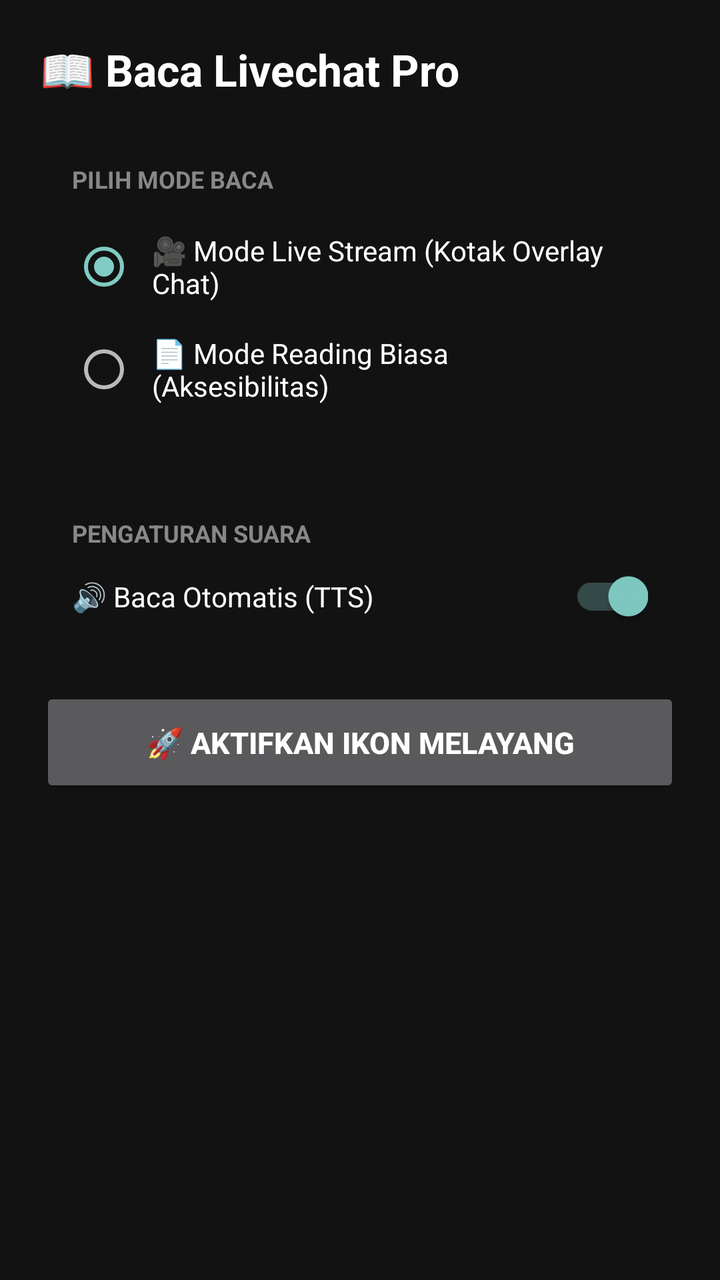
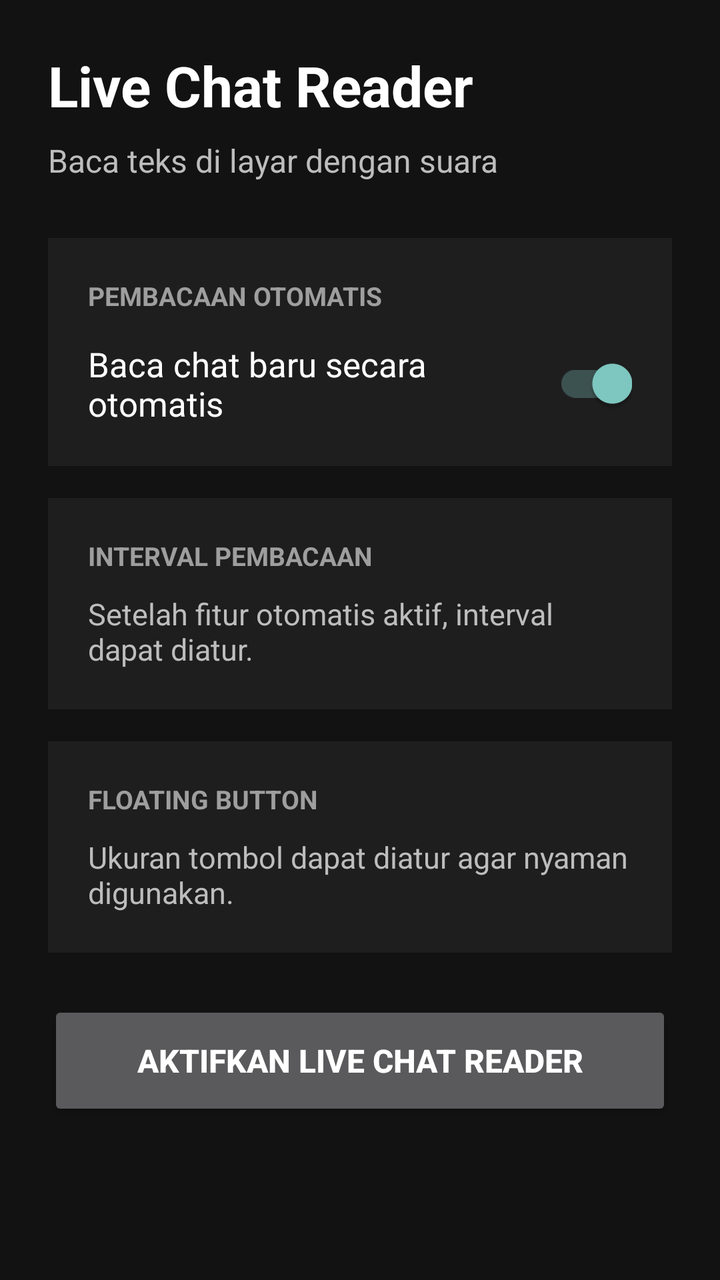

Two renders of the same Android screen: before a commit and after it. Below are the layout's source before the change and the commit's diff.
<!-- AndroidManifest.xml: application theme Theme.AppCompat.NoActionBar -->
<!-- res/layout/activity_main.xml -->
<?xml version="1.0" encoding="utf-8"?>
<ScrollView xmlns:android="http://schemas.android.com/apk/res/android"
    android:layout_width="match_parent"
    android:layout_height="match_parent"
    android:background="#121212"
    android:padding="20dp">

    <LinearLayout
        android:layout_width="match_parent"
        android:layout_height="wrap_content"
        android:orientation="vertical">

        <TextView
            android:layout_width="wrap_content"
            android:layout_height="wrap_content"
            android:text="📖 Baca Livechat Pro"
            android:textColor="#FFFFFF"
            android:textSize="22sp"
            android:textStyle="bold"
            android:layout_marginBottom="16dp"/>

        <LinearLayout
            android:layout_width="match_parent"
            android:layout_height="wrap_content"
            android:orientation="vertical"
            android:padding="16dp"
            android:layout_marginBottom="16dp">

            <TextView
                android:layout_width="wrap_content"
                android:layout_height="wrap_content"
                android:text="PILIH MODE BACA"
                android:textColor="#888888"
                android:textSize="12sp"
                android:textStyle="bold"
                android:layout_marginBottom="10dp"/>

            <RadioGroup
                android:id="@+id/rgMode"
                android:layout_width="match_parent"
                android:layout_height="wrap_content"
                android:orientation="vertical">

                <RadioButton
                    android:id="@+id/rbLiveStream"
                    android:layout_width="match_parent"
                    android:layout_height="wrap_content"
                    android:text="🎥 Mode Live Stream (Kotak Overlay Chat)"
                    android:textColor="#FFFFFF"
                    android:textSize="14sp"
                    android:checked="true"
                    android:padding="8dp"/>

                <RadioButton
                    android:id="@+id/rbReadingBiasa"
                    android:layout_width="match_parent"
                    android:layout_height="wrap_content"
                    android:text="📄 Mode Reading Biasa (Aksesibilitas)"
                    android:textColor="#FFFFFF"
                    android:textSize="14sp"
                    android:padding="8dp"/>
            </RadioGroup>
        </LinearLayout>

        <LinearLayout
            android:layout_width="match_parent"
            android:layout_height="wrap_content"
            android:orientation="vertical"
            android:padding="16dp"
            android:layout_marginBottom="16dp">

            <TextView
                android:layout_width="wrap_content"
                android:layout_height="wrap_content"
                android:text="PENGATURAN SUARA"
                android:textColor="#888888"
                android:textSize="12sp"
                android:textStyle="bold"
                android:layout_marginBottom="10dp"/>

            <LinearLayout
                android:layout_width="match_parent"
                android:layout_height="wrap_content"
                android:orientation="horizontal"
                android:gravity="center_vertical">

                <TextView
                    android:layout_width="0dp"
                    android:layout_height="wrap_content"
                    android:layout_weight="1"
                    android:text="🔊 Baca Otomatis (TTS)"
                    android:textColor="#FFFFFF"
                    android:textSize="14sp"/>

                <androidx.appcompat.widget.SwitchCompat
                    android:id="@+id/swAutoRead"
                    android:layout_width="wrap_content"
                    android:layout_height="wrap_content"
                    android:checked="true"/>
            </LinearLayout>
        </LinearLayout>

        <Button
            android:id="@+id/btnStartOverlay"
            android:layout_width="match_parent"
            android:layout_height="55dp"
            android:text="🚀 AKTIFKAN IKON MELAYANG"
            android:textColor="#FFFFFF"
            android:textSize="15sp"
            android:textStyle="bold"/>

    </LinearLayout>
</ScrollView>
<!-- resources referenced by this layout -->
<resources>

</resources>

<!-- the commit's change to res/layout/activity_main.xml (unified diff, before → after) -->
@@ -1,113 +1,138 @@
 <?xml version="1.0" encoding="utf-8"?>
-<ScrollView xmlns:android="http://schemas.android.com/apk/res/android"
+<ScrollView
+    xmlns:android="http://schemas.android.com/apk/res/android"
     android:layout_width="match_parent"
     android:layout_height="match_parent"
     android:background="#121212"
-    android:padding="20dp">
+    android:fillViewport="true">
 
     <LinearLayout
         android:layout_width="match_parent"
         android:layout_height="wrap_content"
-        android:orientation="vertical">
+        android:orientation="vertical"
+        android:padding="24dp">
 
         <TextView
-            android:layout_width="wrap_content"
+            android:id="@+id/tvTitle"
+            android:layout_width="match_parent"
             android:layout_height="wrap_content"
-            android:text="📖 Baca Livechat Pro"
+            android:text="Live Chat Reader"
             android:textColor="#FFFFFF"
-            android:textSize="22sp"
+            android:textSize="28sp"
             android:textStyle="bold"
-            android:layout_marginBottom="16dp"/>
+            android:layout_marginBottom="8dp"/>
+
+        <TextView
+            android:id="@+id/tvSubtitle"
+            android:layout_width="match_parent"
+            android:layout_height="wrap_content"
+            android:text="Baca teks di layar dengan suara"
+            android:textColor="#BDBDBD"
+            android:textSize="16sp"
+            android:layout_marginBottom="28dp"/>
 
         <LinearLayout
             android:layout_width="match_parent"
             android:layout_height="wrap_content"
             android:orientation="vertical"
-            android:padding="16dp"
+            android:background="#1E1E1E"
+            android:padding="20dp"
             android:layout_marginBottom="16dp">
 
             <TextView
-                android:layout_width="wrap_content"
-                android:layout_height="wrap_content"
-                android:text="PILIH MODE BACA"
-                android:textColor="#888888"
-                android:textSize="12sp"
-                android:textStyle="bold"
-                android:layout_marginBottom="10dp"/>
-
-            <RadioGroup
-                android:id="@+id/rgMode"
                 android:layout_width="match_parent"
                 android:layout_height="wrap_content"
-                android:orientation="vertical">
+                android:text="PEMBACAAN OTOMATIS"
+                android:textColor="#9E9E9E"
+                android:textSize="13sp"
+                android:textStyle="bold"
+                android:layout_marginBottom="14dp"/>
 
-                <RadioButton
-                    android:id="@+id/rbLiveStream"
-                    android:layout_width="match_parent"
+            <LinearLayout
+                android:layout_width="match_parent"
+                android:layout_height="wrap_content"
+                android:gravity="center_vertical"
+                android:orientation="horizontal">
+
+                <TextView
+                    android:layout_width="0dp"
                     android:layout_height="wrap_content"
-                    android:text="🎥 Mode Live Stream (Kotak Overlay Chat)"
+                    android:layout_weight="1"
+                    android:text="Baca chat baru secara otomatis"
                     android:textColor="#FFFFFF"
-                    android:textSize="14sp"
+                    android:textSize="17sp"/>
+
+                <androidx.appcompat.widget.SwitchCompat
+                    android:id="@+id/swAutoRead"
+                    android:layout_width="wrap_content"
+                    android:layout_height="wrap_content"
                     android:checked="true"
-                    android:padding="8dp"/>
+                    android:contentDescription="Baca chat baru secara otomatis"/>
+            </LinearLayout>
 
-                <RadioButton
-                    android:id="@+id/rbReadingBiasa"
-                    android:layout_width="match_parent"
-                    android:layout_height="wrap_content"
-                    android:text="📄 Mode Reading Biasa (Aksesibilitas)"
-                    android:textColor="#FFFFFF"
-                    android:textSize="14sp"
-                    android:padding="8dp"/>
-            </RadioGroup>
         </LinearLayout>
 
         <LinearLayout
             android:layout_width="match_parent"
             android:layout_height="wrap_content"
             android:orientation="vertical"
-            android:padding="16dp"
+            android:background="#1E1E1E"
+            android:padding="20dp"
             android:layout_marginBottom="16dp">
 
             <TextView
-                android:layout_width="wrap_content"
+                android:layout_width="match_parent"
                 android:layout_height="wrap_content"
-                android:text="PENGATURAN SUARA"
-                android:textColor="#888888"
-                android:textSize="12sp"
+                android:text="INTERVAL PEMBACAAN"
+                android:textColor="#9E9E9E"
+                android:textSize="13sp"
                 android:textStyle="bold"
                 android:layout_marginBottom="10dp"/>
 
-            <LinearLayout
+            <TextView
+                android:id="@+id/tvInterval"
                 android:layout_width="match_parent"
                 android:layout_height="wrap_content"
-                android:orientation="horizontal"
-                android:gravity="center_vertical">
+                android:text="Setelah fitur otomatis aktif, interval dapat diatur."
+                android:textColor="#BDBDBD"
+                android:textSize="15sp"/>
+        </LinearLayout>
 
-                <TextView
-                    android:layout_width="0dp"
-                    android:layout_height="wrap_content"
-                    android:layout_weight="1"
-                    android:text="🔊 Baca Otomatis (TTS)"
-                    android:textColor="#FFFFFF"
-                    android:textSize="14sp"/>
+        <LinearLayout
+            android:layout_width="match_parent"
+            android:layout_height="wrap_content"
+            android:orientation="vertical"
+            android:background="#1E1E1E"
+            android:padding="20dp"
+            android:layout_marginBottom="24dp">
 
-                <androidx.appcompat.widget.SwitchCompat
-                    android:id="@+id/swAutoRead"
-                    android:layout_width="wrap_content"
-                    android:layout_height="wrap_content"
-                    android:checked="true"/>
-            </LinearLayout>
+            <TextView
+                android:layout_width="match_parent"
+                android:layout_height="wrap_content"
+                android:text="FLOATING BUTTON"
+                android:textColor="#9E9E9E"
+                android:textSize="13sp"
+                android:textStyle="bold"
+                android:layout_marginBottom="10dp"/>
+
+            <TextView
+                android:id="@+id/tvFloatingInfo"
+                android:layout_width="match_parent"
+                android:layout_height="wrap_content"
+                android:text="Ukuran tombol dapat diatur agar nyaman digunakan."
+                android:textColor="#BDBDBD"
+                android:textSize="15sp"/>
         </LinearLayout>
 
         <Button
             android:id="@+id/btnStartOverlay"
             android:layout_width="match_parent"
-            android:layout_height="55dp"
-            android:text="🚀 AKTIFKAN IKON MELAYANG"
-            android:textColor="#FFFFFF"
-            android:textSize="15sp"
-            android:textStyle="bold"/>
+            android:layout_height="60dp"
+            android:text="AKTIFKAN LIVE CHAT READER"
+            android:textSize="16sp"
+            android:textStyle="bold"
+            android:contentDescription="Aktifkan Live Chat Reader"/>
 
     </LinearLayout>
+
 </ScrollView>
